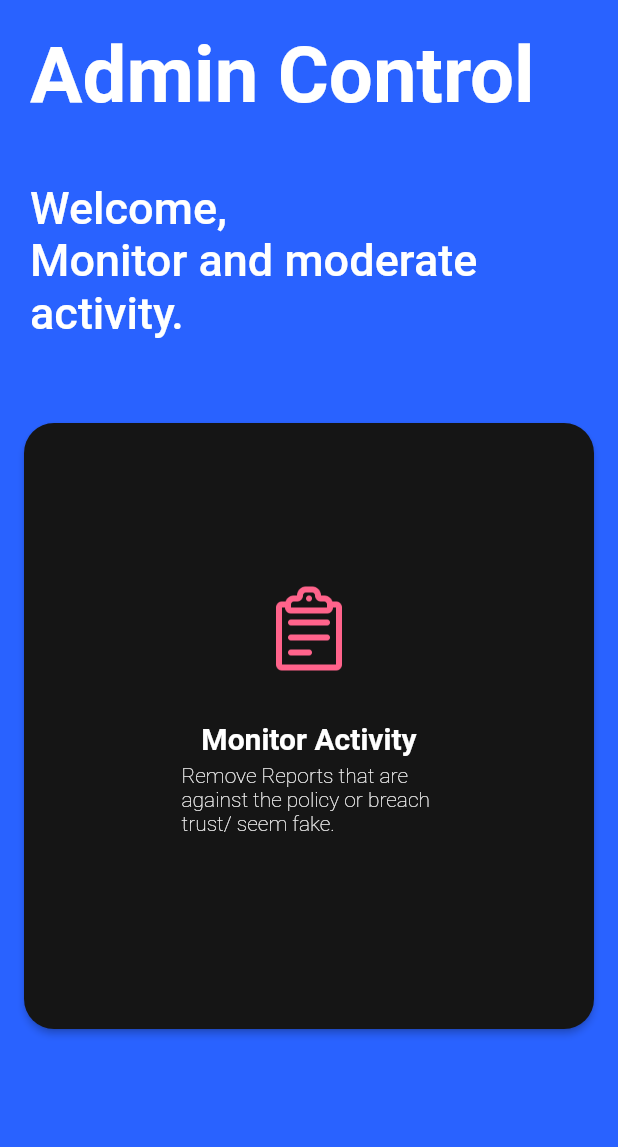
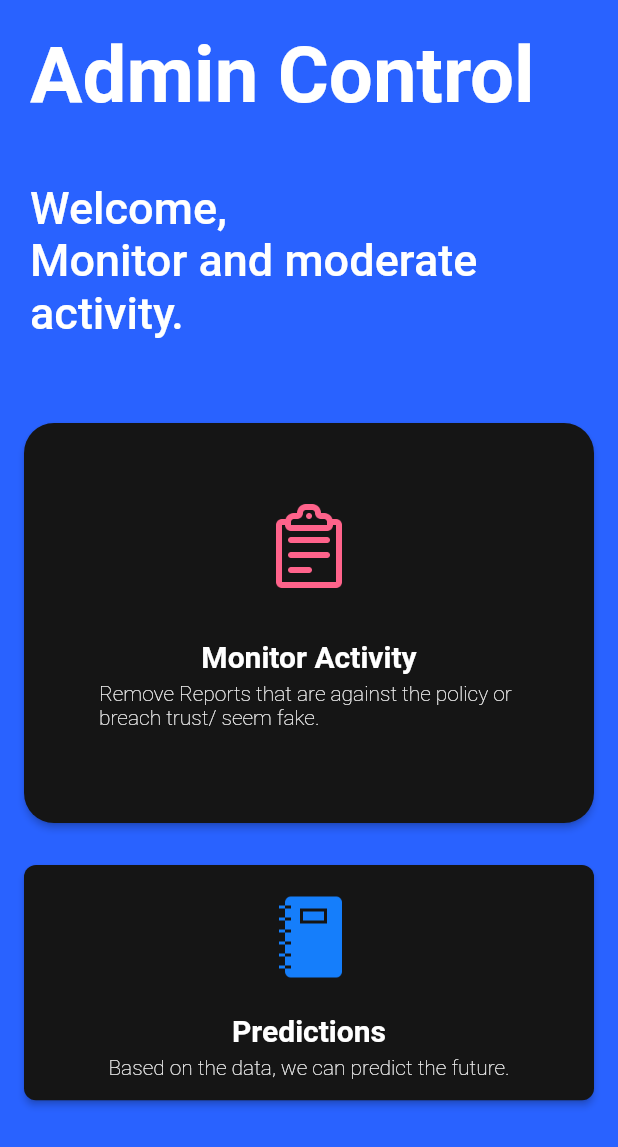
Before and after one commit to NaitikVora/watchapp, a Flutter app: the AdminPage screen opened directly, on a phone screen of 412 x 824 dp. Shown: the top 1147 px of the screen. Run offline on Flutter 3.47's test engine with Material 2 defaults, Android fonts, the light colour scheme and no system bars; our stand-ins replace cloud_firestore, file_picker, firebase_auth, firebase_core, firebase_database, firebase_storage and 9 more; missing offline and left inert: firebase_admin, flutter_beautiful_popup, flutter_phone_direct_caller, geocoder, positioned_tap_detector_2; accounts and stored records are empty; statements that could not run were skipped; project files that could hold a hidden picture were left out.

Commit message:
crime prediction added

```diff
--- a/lib/pages/adminPage.dart
+++ b/lib/pages/adminPage.dart
@@ -2,6 +2,7 @@ import 'package:watch_app/admin/adminUsers.dart';
 import 'package:watch_app/admin/adminView.dart';
 import 'package:flutter/cupertino.dart';
 import 'package:flutter/material.dart';
+import 'package:watch_app/admin/predictionView.dart';
 
 class AdminPage extends StatelessWidget {
   @override
@@ -49,6 +50,7 @@ class AdminPage extends StatelessWidget {
                   spacing: 20,
                   runSpacing: 20.0,
                   children: <Widget>[
+                    //Remove reports
                     GestureDetector(
                       onTap: () {
                         Navigator.push(
@@ -59,7 +61,7 @@ class AdminPage extends StatelessWidget {
                       },
                       child: SizedBox(
                         width: MediaQuery.of(context).size.width,
-                        height: MediaQuery.of(context).size.height / 2,
+                        height: MediaQuery.of(context).size.height / 3,
                         child: Card(
                           color: Color.fromARGB(255, 21, 21, 21),
                           elevation: 2.0,
@@ -67,7 +69,7 @@ class AdminPage extends StatelessWidget {
                               borderRadius: BorderRadius.circular(20.0)),
                           child: Center(
                               child: Padding(
-                            padding: const EdgeInsets.all(105.0),
+                            padding: const EdgeInsets.all(50.0),
                             child: Column(
                               children: <Widget>[
                                 Image.asset(
@@ -99,17 +101,17 @@ class AdminPage extends StatelessWidget {
                         ),
                       ),
                     ),
-                    /*GestureDetector(
+                    //View predictions
+                    GestureDetector(
                       onTap: () {
                         Navigator.push(
                             context,
                             MaterialPageRoute(
-                                builder: (context) =>
-                                    AdminUsers())); //view and manage users,
+                                builder: (context) => Prediction()));
                       },
                       child: SizedBox(
-                        width: 170.0,
-                        height: 170.0,
+                        width: MediaQuery.of(context).size.width,
+                        height: MediaQuery.of(context).size.height / 5,
                         child: Card(
                           color: Color.fromARGB(255, 21, 21, 21),
                           elevation: 2.0,
@@ -121,14 +123,14 @@ class AdminPage extends StatelessWidget {
                             child: Column(
                               children: <Widget>[
                                 Image.asset(
-                                  "assets/calendar.png",
+                                  "assets/note.png",
                                   width: 64.0,
                                 ),
                                 SizedBox(
                                   height: 20.0,
                                 ),
                                 Text(
-                                  "User",
+                                  "Predictions",
                                   style: TextStyle(
                                       color: Colors.white,
                                       fontWeight: FontWeight.bold,
@@ -138,7 +140,7 @@ class AdminPage extends StatelessWidget {
                                   height: 5.0,
                                 ),
                                 Text(
-                                  "user related actions",
+                                  "Based on the data, we can predict the future.",
                                   style: TextStyle(
                                       color: Colors.white,
                                       fontWeight: FontWeight.w100),
@@ -149,6 +151,7 @@ class AdminPage extends StatelessWidget {
                         ),
                       ),
                     ),
+                    /*
                     SizedBox(
                       width: 170.0,
                       height: 170.0,
--- a/lib/pages/createReport.dart
+++ b/lib/pages/createReport.dart
@@ -2,6 +2,7 @@ import 'dart:math';
 
 import 'package:intl/intl.dart';
 import 'package:watch_app/main.dart';
+import 'package:watch_app/services/locationinfo.dart';
 import 'package:watch_app/services/storage_service.dart';
 import 'package:flutter/material.dart';
 import 'package:cloud_firestore/cloud_firestore.dart';
@@ -85,6 +86,8 @@ class _CreateReportState extends State<CreateReport> {
           //'Downvote': 0, //To report as fake counter
           'owner': user?.uid, //Owner of report in uid terms
           'crime_type': selectedCrime, //To be filled by user
+          'lat': widget._location.coordinates.latitude.toString(),
+          'long': widget._location.coordinates.longitude.toString(),
           //'Evidence': download_url.toString(),
         };
         await collectionReference.add(x).catchError((err) {
--- a/lib/services/locationinfo.dart
+++ b/lib/services/locationinfo.dart
@@ -37,7 +37,7 @@ Future<Address> getCurrentLocation() async {
 
     //print(first);
   } catch (e) {
-    print(e);
+    //print(e);
   }
   return first;
 }
--- a/pubspec.yaml
+++ b/pubspec.yaml
@@ -41,6 +41,7 @@ dependencies:
   flutter_local_notifications: ^9.3.2
   rxdart: ^0.27.3
   firebase_admin:
+  webview_flutter:
 
 
 dev_dependencies:
```
Also changed, not shown: lib/admin/adminView.dart (+10 -5 lines), lib/admin/predictionView.dart (added, +24 -0 lines), lib/pages/result.dart (+12 -5 lines), pubspec.lock, 1 other file.
